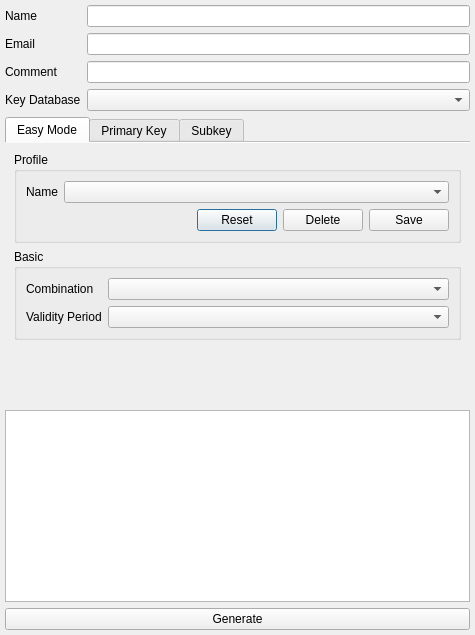
This is ui/KeyGenDialog.ui in saturneric/GpgFrontend as Qt 5 draws it before an edit. The edited form follows.
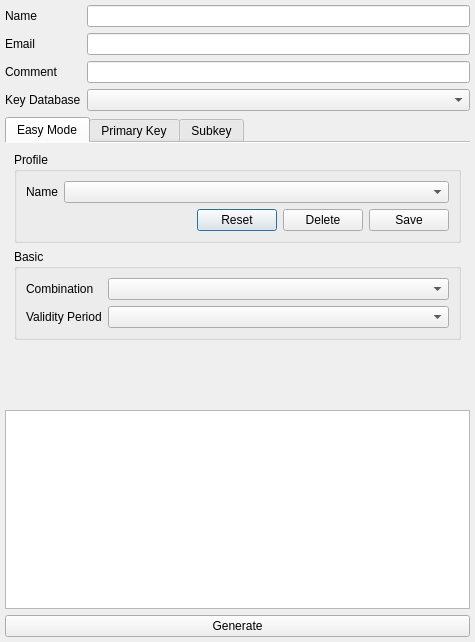
This is the edited form. The open tabs and pages were chosen to show the change.

Commit message:
fix(ui): adjust KeyGenDialog dimensions and layout properties
* Updated the height of the KeyGenDialog to improve visual consistency.
* Added field growth policy to QFormLayout for better responsiveness.

```diff
--- a/ui/KeyGenDialog.ui
+++ b/ui/KeyGenDialog.ui
@@ -7,7 +7,7 @@
     <x>0</x>
     <y>0</y>
     <width>475</width>
-    <height>635</height>
+    <height>642</height>
    </rect>
   </property>
   <property name="windowTitle">
```
Left out of the diff: 6 changed lines with no effect on the pictures.
